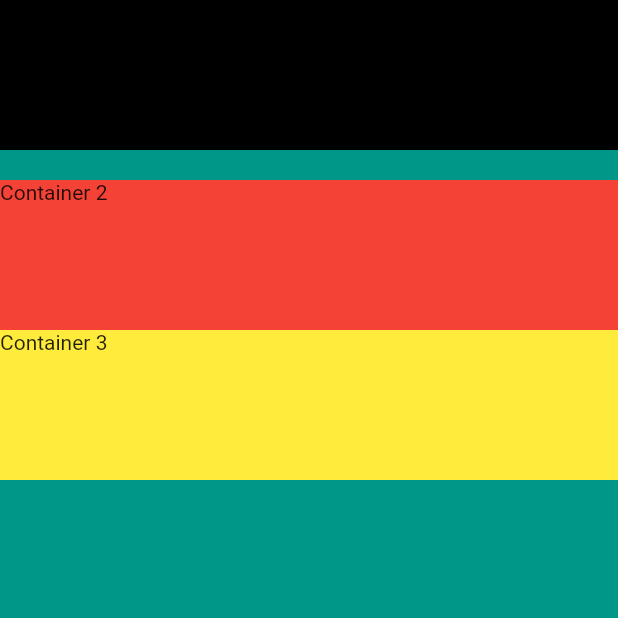
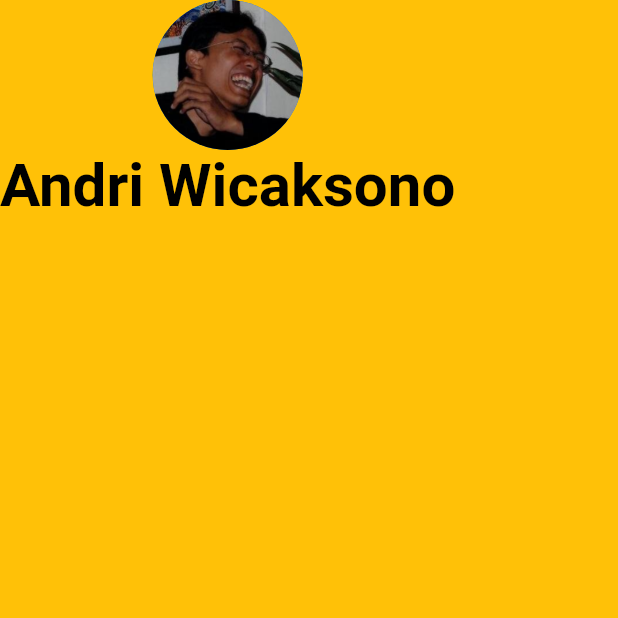
Before and after one commit to andriindocoder/flutter-ref, a Flutter app: the screen it shows after launch, on a phone screen of 412 x 824 dp, the top half of it. Run offline on Flutter 3.47's test engine with Material 2 defaults, Android fonts, the phone set to English and light mode, and no system bars.

Commit message:
6.47 Tapping into widget properties

```diff
--- a/mi_card_flutter/lib/main.dart
+++ b/mi_card_flutter/lib/main.dart
@@ -9,32 +9,21 @@ class MyApp extends StatelessWidget {
   Widget build(BuildContext context) {
     return MaterialApp(
       home: Scaffold(
-        backgroundColor: Colors.teal,
+        backgroundColor: Colors.amber,
         body: SafeArea(
           child: Column(
-            crossAxisAlignment: CrossAxisAlignment.stretch,
             children: <Widget>[
-              Container(
-                height: 100.0,
-                width: 100.0,
-                color: Colors.black,
-                child: Text('Container 1'),
+              CircleAvatar(
+                radius: 50.0,
+                backgroundImage: AssetImage('images/andri.png'),
               ),
-              SizedBox(height: 20.0),
-              Container(
-                height: 100.0,
-                width: 100.0,
-                color: Colors.red,
-                child: Text('Container 2'),
-              ),
-              Container(
-                height: 100.0,
-                width: 100.0,
-                color: Colors.yellow,
-                child: Text('Container 3'),
-              ),
-              Container(
-                width: double.infinity,
+              Text(
+                'Andri Wicaksono',
+                style: TextStyle(
+                  fontSize: 40.0,
+                  color: Colors.black,
+                  fontWeight: FontWeight.bold,
+                ),
               ),
             ],
           ),
```
Also changed, not shown: mi_card_flutter/pubspec.yaml (+2 -19 lines), mi_card_flutter/images/andri.png (added).
